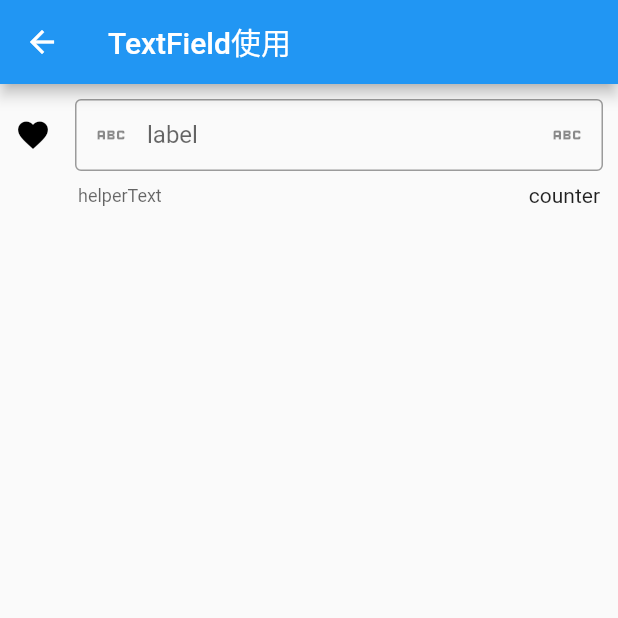
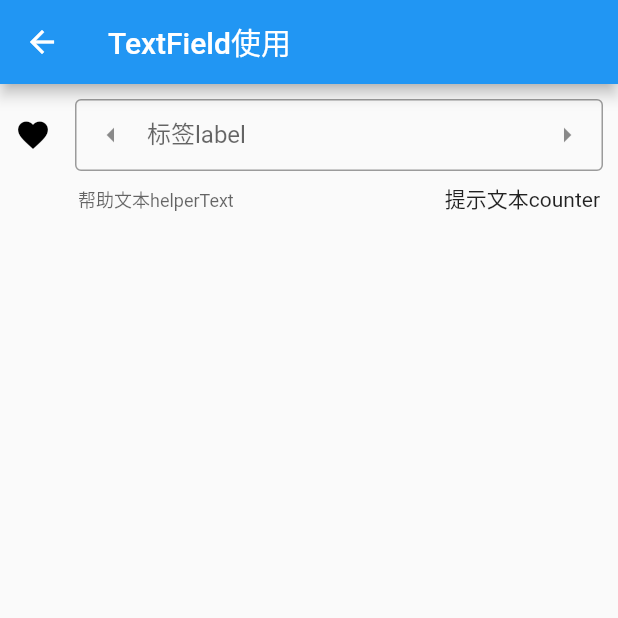
Before and after one commit to z244370114/flutter_demo, a Flutter app: the TextFieldPage screen opened directly, on a phone screen of 412 x 824 dp, the top half of it. Run offline on Flutter 3.47's test engine with Material 2 defaults, Android fonts, the light colour scheme and no system bars; our stand-ins replace dio, flutter_bloc, flutter_screenutil, get, logger, syncfusion_flutter_sliders; missing offline and left inert: common_utils, json2dart_safe, vs_scrollbar.

Commit message:
1.输入文本框相关代码；

```diff
--- a/lib/input/TextFieldPage.dart
+++ b/lib/input/TextFieldPage.dart
@@ -32,20 +32,21 @@ class _TextFieldPageState extends State<TextFieldPage> {
                 controller: _controller,
                 style: const TextStyle(color: Colors.blue),
                 decoration: const InputDecoration(
-                  label: Text("label"),
+                  label: Text("标签label"),
                   icon: Icon(Icons.favorite),
                   iconColor: Colors.black,
                   border: OutlineInputBorder(),
-                  hintText: "hintText",
+                  hintText: "提示文本hintText",
+                  hintStyle: TextStyle(color: Colors.grey, fontSize: 15),
                   contentPadding: EdgeInsets.all(2),
-                  counter: Text("counter"),
-                  helperText: "helperText",
-                  prefix: Icon(Icons.co2),
-                  prefixIcon: Icon(Icons.abc_outlined),
-                  suffixIcon: Icon(Icons.abc),
+                  counter: Text("提示文本counter"),
+                  helperText: "帮助文本helperText",
+                  prefixIcon: Icon(Icons.arrow_left),
+                  suffixIcon: Icon(Icons.arrow_right),
                   suffix: Text('suffix'),
-                  hintStyle: TextStyle(color: Colors.amber),
                 ),
+                maxLength: 11,
+                maxLines: 1,
                 onEditingComplete: () {
                   print('onEditingComplete');
                 },
```
Also changed, not shown: 1 other file.
